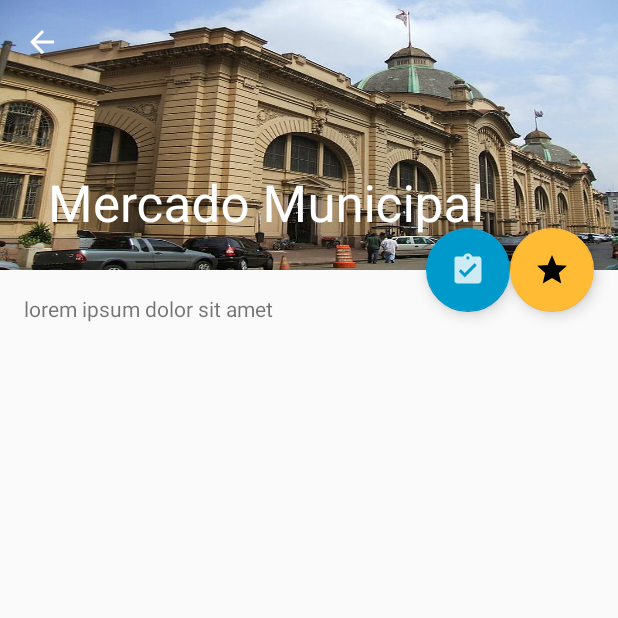
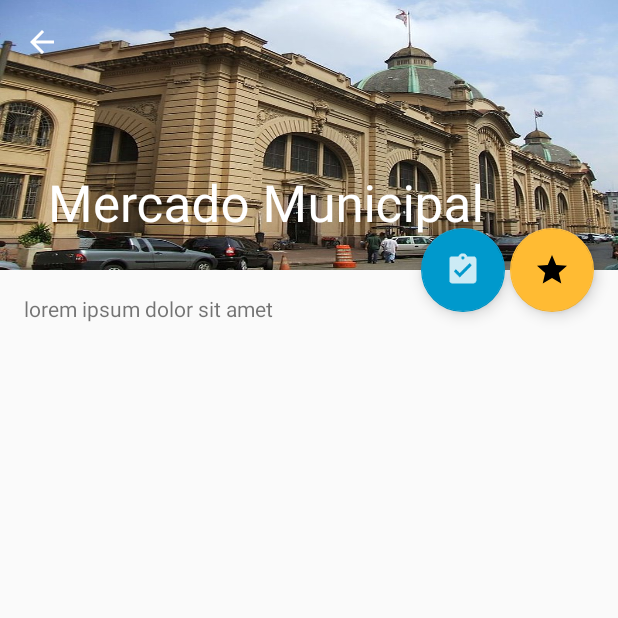
Before and after one commit to FuiOrganization/android_frontend, an Android app: the screen it shows after launch (ExperienceActivity), after a tap on "Mercado Municipal", on a phone screen of 412 x 824 dp, the top half of it. Run offline under Robolectric (Android 15) with nearby library versions, the phone set to English and light mode, and no system bars.

Commit message:
fix - minor issues

```diff
--- a/app/src/main/java/br/com/fui/fuiapplication/ExperienceActivity.java
+++ b/app/src/main/java/br/com/fui/fuiapplication/activities/ExperienceActivity.java
@@ -1,7 +1,6 @@
-package br.com.fui.fuiapplication;
+package br.com.fui.fuiapplication.activities;
 
 import android.content.Intent;
-import android.graphics.drawable.GradientDrawable;
 import android.os.Build;
 import android.os.Bundle;
 import android.support.design.widget.AppBarLayout;
@@ -12,6 +11,9 @@ import android.support.v7.app.AppCompatActivity;
 import android.support.v7.widget.Toolbar;
 import android.view.View;
 import android.widget.TextView;
+
+import br.com.fui.fuiapplication.R;
+import br.com.fui.fuiapplication.models.Experience;
 
 public class ExperienceActivity extends AppCompatActivity {
 
@@ -31,6 +33,16 @@ public class ExperienceActivity extends AppCompatActivity {
                         .setAction("Action", null).show();
             }
         });
+
+        FloatingActionButton fui_button = (FloatingActionButton) findViewById(R.id.fui_button);
+        fui_button.setOnClickListener(new View.OnClickListener() {
+            @Override
+            public void onClick(View view) {
+                Snackbar.make(view, "Replace with your own action", Snackbar.LENGTH_LONG)
+                        .setAction("Action", null).show();
+            }
+        });
+
         getSupportActionBar().setDisplayHomeAsUpEnabled(true);
 
 
--- a/app/src/main/java/br/com/fui/fuiapplication/MainActivity.java
+++ b/app/src/main/java/br/com/fui/fuiapplication/activities/MainActivity.java
@@ -1,4 +1,4 @@
-package br.com.fui.fuiapplication;
+package br.com.fui.fuiapplication.activities;
 
 import android.content.Intent;
 import android.os.Bundle;
@@ -10,7 +10,10 @@ import android.view.View;
 import android.widget.AdapterView;
 import android.widget.GridView;
 import android.widget.TextView;
-import android.widget.Toast;
+
+import br.com.fui.fuiapplication.R;
+import br.com.fui.fuiapplication.models.Experience;
+import br.com.fui.fuiapplication.models.ImageAdapter;
 
 public class MainActivity extends AppCompatActivity {
 
@@ -53,6 +56,7 @@ public class MainActivity extends AppCompatActivity {
         experienceIntent = new Intent(this, ExperienceActivity.class);
 
         mTextMessage = (TextView) findViewById(R.id.message);
+        mTextMessage.setVisibility(View.INVISIBLE);
         BottomNavigationView navigation = (BottomNavigationView) findViewById(R.id.navigation);
         navigation.setOnNavigationItemSelectedListener(mOnNavigationItemSelectedListener);
 
--- a/app/src/main/java/br/com/fui/fuiapplication/Experience.java
+++ b/app/src/main/java/br/com/fui/fuiapplication/models/Experience.java
@@ -1,4 +1,4 @@
-package br.com.fui.fuiapplication;
+package br.com.fui.fuiapplication.models;
 
 import java.io.Serializable;
 
--- a/app/src/main/java/br/com/fui/fuiapplication/ImageAdapter.java
+++ b/app/src/main/java/br/com/fui/fuiapplication/models/ImageAdapter.java
@@ -1,4 +1,4 @@
-package br.com.fui.fuiapplication;
+package br.com.fui.fuiapplication.models;
 
 import android.content.Context;
 import android.view.Gravity;
@@ -8,8 +8,9 @@ import android.widget.BaseAdapter;
 import android.widget.GridView;
 import android.widget.ImageView;
 import android.widget.LinearLayout;
-import android.widget.RelativeLayout;
 import android.widget.TextView;
+
+import br.com.fui.fuiapplication.R;
 
 /**
  * Created by guilherme on 19/09/17.
--- a/app/src/main/res/layout/activity_experience.xml
+++ b/app/src/main/res/layout/activity_experience.xml
@@ -5,7 +5,7 @@
     android:layout_width="match_parent"
     android:layout_height="match_parent"
     android:fitsSystemWindows="true"
-    tools:context="br.com.fui.fuiapplication.ExperienceActivity">
+    tools:context="br.com.fui.fuiapplication.activities.ExperienceActivity">
 
     <android.support.design.widget.AppBarLayout
         android:id="@+id/app_bar"
@@ -49,11 +49,11 @@
         android:id="@+id/fui_button"
         android:layout_width="wrap_content"
         android:layout_height="wrap_content"
-        android:layout_gravity="bottom"
-        android:layout_marginRight="70dp"
+        android:layout_gravity="center"
+        android:layout_marginRight="75dp"
         app:backgroundTint="@android:color/holo_blue_dark"
-        app:layout_anchor="@id/favorite_button"
-        app:layout_anchorGravity="left"
+        app:layout_anchor="@id/app_bar"
+        app:layout_anchorGravity="bottom|end"
         app:rippleColor="@android:color/background_light"
         app:srcCompat="@drawable/ic_fui_button" />
 
--- a/app/src/main/res/layout/activity_main.xml
+++ b/app/src/main/res/layout/activity_main.xml
@@ -6,7 +6,7 @@
     android:layout_width="match_parent"
     android:layout_height="match_parent"
     android:orientation="vertical"
-    tools:context="br.com.fui.fuiapplication.MainActivity">
+    tools:context="br.com.fui.fuiapplication.activities.MainActivity">
 
     <FrameLayout
         android:id="@+id/content"
--- a/app/src/main/res/layout/content_experience.xml
+++ b/app/src/main/res/layout/content_experience.xml
@@ -5,7 +5,7 @@
     android:layout_width="match_parent"
     android:layout_height="match_parent"
     app:layout_behavior="@string/appbar_scrolling_view_behavior"
-    tools:context="br.com.fui.fuiapplication.ExperienceActivity"
+    tools:context="br.com.fui.fuiapplication.activities.ExperienceActivity"
     tools:showIn="@layout/activity_experience">
 
     <TextView
--- a/app/src/main/res/menu/menu_experience.xml
+++ b/app/src/main/res/menu/menu_experience.xml
@@ -1,7 +1,7 @@
 <menu xmlns:android="http://schemas.android.com/apk/res/android"
     xmlns:app="http://schemas.android.com/apk/res-auto"
     xmlns:tools="http://schemas.android.com/tools"
-    tools:context="br.com.fui.fuiapplication.ExperienceActivity">
+    tools:context="br.com.fui.fuiapplication.activities.ExperienceActivity">
     <item
         android:id="@+id/action_settings"
         android:orderInCategory="100"
```
Also changed, not shown: app/src/main/AndroidManifest.xml (+4 -4 lines), 1 other file.
